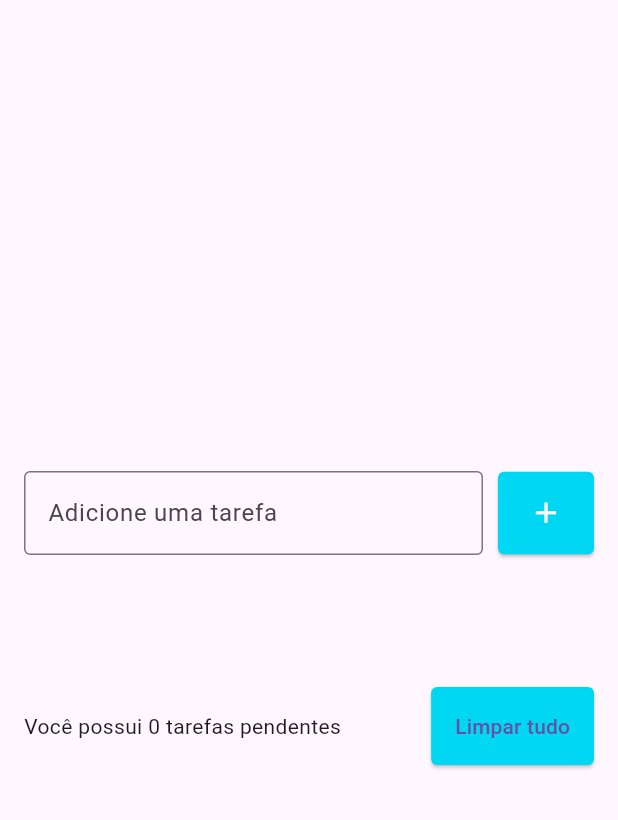
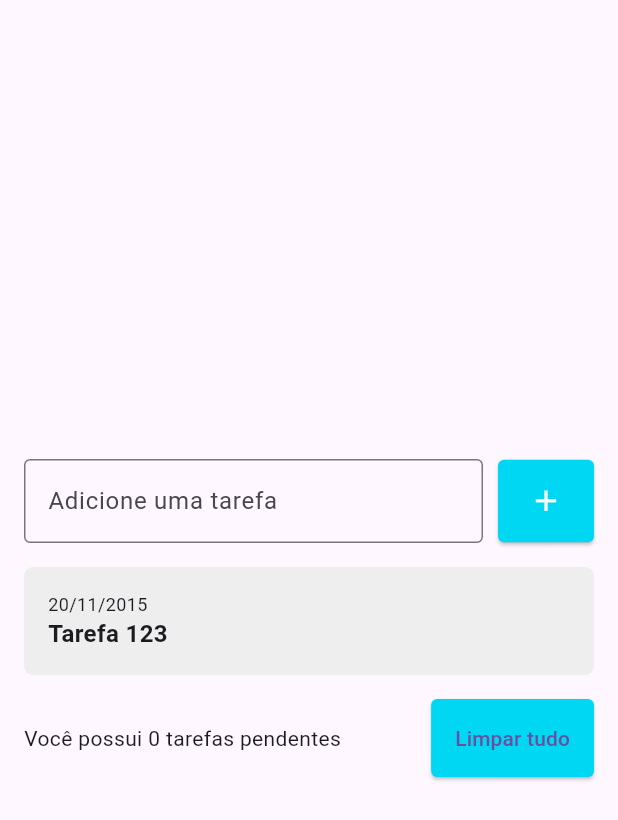
Before and after one commit to MarcosAndreLS/todo_list-learning_flutter, a Flutter app: the screen it shows after launch, after a tap on the "add" icon, on a phone screen of 412 x 824 dp. Shown: the top 820 px of the screen. Run offline on Flutter 3.47's test engine with Material 3 defaults, Android fonts, the phone set to English and light mode, and no system bars.

Commit message:
Criando itens da lista

```diff
--- a/lib/pages/todo_list_page.dart
+++ b/lib/pages/todo_list_page.dart
@@ -1,4 +1,5 @@
 import 'package:flutter/material.dart';
+import 'package:todo_list/widgets/todo_list_item.dart';
 
 class TodoListPage extends StatefulWidget {
   TodoListPage({super.key});
@@ -69,15 +70,7 @@ class _TodoListPageState extends State<TodoListPage> {
                   padding: EdgeInsets.zero, //importante
                   //physics: NeverScrollableScrollPhysics(),
                   children: [
-                    for (String todo in todos)
-                      ListTile(
-                        title: Text(todo),
-                        //subtitle: Text('Data 1'),
-                        //leading: Icon(Icons.save, size: 30),
-                        onTap: () {
-                          print('Tarefa: $todo');
-                        },
-                      ),
+                    for (String todo in todos) TodoListItem(),
                   ],
                 ),
               ),
--- /dev/null
+++ b/lib/widgets/todo_list_item.dart
@@ -0,0 +1,29 @@
+import 'package:flutter/material.dart';
+
+class TodoListItem extends StatelessWidget {
+  const TodoListItem({super.key});
+
+  @override
+  Widget build(BuildContext context) {
+    return Container(
+      decoration: BoxDecoration(
+        borderRadius: BorderRadius.circular(6),
+        color: Colors.grey[200],
+      ),
+      padding: const EdgeInsets.all(16),
+      child: Column(
+        crossAxisAlignment: CrossAxisAlignment.start,
+        children: [
+          Text('20/11/2015', style: TextStyle(fontSize: 12)),
+          Text(
+            'Tarefa 123',
+            style: TextStyle(
+              fontSize: 16,
+              fontWeight: FontWeight.w600,
+            ),
+          ),
+        ],
+      ),
+    );
+  }
+}
```
